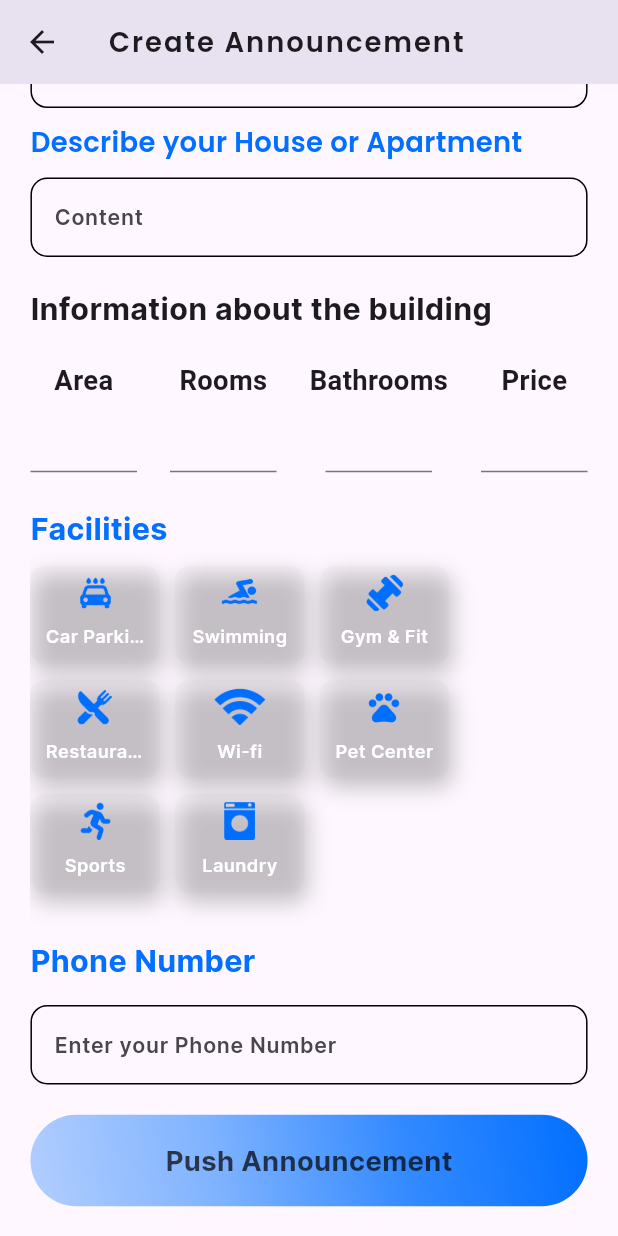
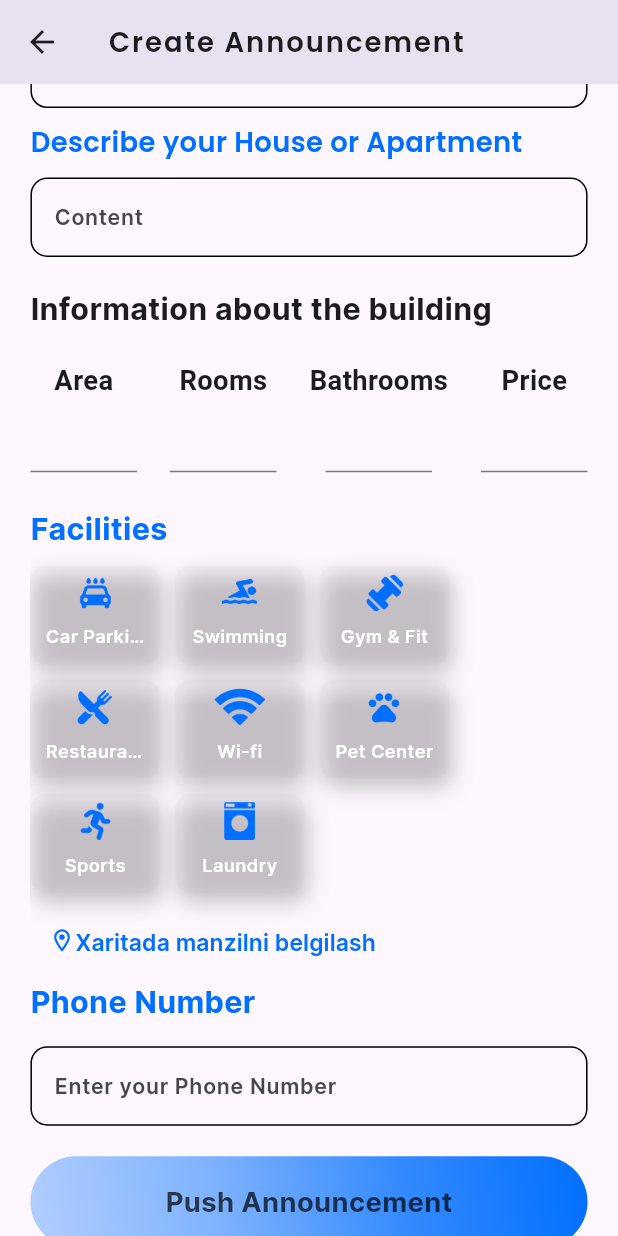
Before and after one commit to Salohiddin0011/home_market, a Flutter app: the DetailPage screen opened directly, scrolled down 377 dp, on a phone screen of 412 x 824 dp. Run offline on Flutter 3.47's test engine with Material 2 defaults, Android fonts, the phone set to English and light mode, and no system bars; our stand-ins replace bloc, carousel_slider, easy_localization, equatable, firebase_auth, firebase_core and 10 more; accounts and stored records are empty.

Commit message:
map_code

```diff
--- a/lib/app.dart
+++ b/lib/app.dart
@@ -42,7 +42,8 @@ class HomeMarketApp extends StatelessWidget {
                   initialData: null,
                   stream: AuthService.auth.authStateChanges(),
                   builder: (context, snapshot) {
-                    if (snapshot.data != null) {
+                    if (snapshot.data != null &&
+                        FirebaseAuth.instance.currentUser!.emailVerified) {
                       return const MainPage();
                     } else {
                       return SignInPage();
--- a/lib/blocs/post/post_event.dart
+++ b/lib/blocs/post/post_event.dart
@@ -15,6 +15,8 @@ class CreatePostEvent extends PostEvent {
   final String price;
   final String rooms;
   final List<File?> gridImages;
+  final String lat;
+  final String long;
 
   const CreatePostEvent({
     required this.title,
@@ -27,6 +29,8 @@ class CreatePostEvent extends PostEvent {
     required this.price,
     required this.rooms,
     required this.gridImages,
+    required this.lat,
+    required this.long,
   });
 
   @override
@@ -41,6 +45,8 @@ class CreatePostEvent extends PostEvent {
         rooms,
         gridImages,
         facilities,
+        lat,
+        long,
       ];
 }
 
@@ -75,9 +81,11 @@ class UpdatePostEvent extends PostEvent {
   final List<File?> gridImages;
   final List<String>? imagesUri;
   final List<String> isLiked;
+  final String lat;
+  final String long;
 
-  const UpdatePostEvent(
-      {required this.title,
+  const UpdatePostEvent({
+    required this.title,
     required this.isLiked,
     required this.content,
     required this.facilities,
@@ -89,7 +97,10 @@ class UpdatePostEvent extends PostEvent {
     required this.rooms,
     required this.postId,
     required this.gridImages,
-      required this.imagesUri});
+    required this.imagesUri,
+    required this.lat,
+    required this.long,
+  });
 
   @override
   List<Object?> get props => [
@@ -106,6 +117,8 @@ class UpdatePostEvent extends PostEvent {
         facilities,
         imagesUri,
         isLiked,
+        lat,
+        long,
       ];
 }
 
@@ -123,6 +136,8 @@ class UpdateLikePostEvent extends PostEvent {
   final String price;
   final String rooms;
   final List<String> gridImages;
+  final String lat;
+  final String long;
 
   const UpdateLikePostEvent({
     required this.title,
@@ -137,6 +152,8 @@ class UpdateLikePostEvent extends PostEvent {
     required this.rooms,
     required this.postId,
     required this.gridImages,
+    required this.lat,
+    required this.long,
   });
 
   @override
@@ -153,6 +170,8 @@ class UpdateLikePostEvent extends PostEvent {
         postId,
         gridImages,
         facilities,
+        lat,
+        long,
       ];
 }
 
--- a/lib/models/post_model.dart
+++ b/lib/models/post_model.dart
@@ -16,6 +16,8 @@ class Post {
   final String bathrooms;
   final bool isApartment;
   List<String> isLiked;
+  final String lat;
+  final String long;
   //! Facilities
   List<Facilities> facilities;
   final bool isMe;
@@ -26,8 +28,8 @@ class Post {
   final String userName;
   // final String long;
   // final String lat;
-  Post({
-    this.isMe = false,
+  Post(
+      {this.isMe = false,
       required this.facilities,
       required this.isLiked,
       required this.id,
@@ -45,14 +47,13 @@ class Post {
       required this.rooms,
       required this.gridImages,
       required this.userName,
-    // required this.lat,
-    // required this.long
-  });
+      required this.lat,
+      required this.long});
 
   factory Post.fromJson(Map<String, Object?> json, {bool isMe = false}) {
     return Post(
-      // long: json['long'] as String,
-      // lat: json['lat'] as String,
+      long: json['long'] as String,
+      lat: json['lat'] as String,
       userName: json['userName'] as String,
       gridImages: (json['gridImages'] as List).map((e) => e as String).toList(),
       id: json['id'] as String,
@@ -99,7 +100,7 @@ class Post {
         "facilities": facilities.map((e) => e.toJson()).toList(),
         "userName": userName,
         "isLiked": isLiked,
-        // "lat": lat,
-        // "long": long
+        "lat": lat,
+        "long": long
       };
 }
--- a/lib/pages/auth_pages/forgot_password_page.dart
+++ b/lib/pages/auth_pages/forgot_password_page.dart
@@ -3,7 +3,6 @@ import 'dart:developer';
 import 'package:firebase_auth/firebase_auth.dart';
 import 'package:flutter/material.dart';
 import 'package:home_market/services/constants/app_colors.dart';
-import 'package:home_market/services/firebase/util_service.dart';
 import 'package:home_market/views/custom_txt_field.dart';
 
 import '../../services/constants/app_str.dart';
--- a/lib/pages/auth_pages/sign_in_page.dart
+++ b/lib/pages/auth_pages/sign_in_page.dart
@@ -38,7 +38,7 @@ class SignInPage extends StatelessWidget {
               ScaffoldMessenger.of(context).showSnackBar(
                 const SnackBar(
                   content: Text(
-                      "Email pochtani tekshiring sizga havola jo'natilgan."),
+                      "Email ro'yxatan o'tmagan yo'ki email tasdiqlanmagan. Iltimos email pochtangizni tekshiring."),
                 ),
               );
             }
--- a/lib/pages/detail_page.dart
+++ b/lib/pages/detail_page.dart
@@ -1,3 +1,4 @@
+import 'dart:developer';
 import 'dart:io';
 
 import 'package:easy_localization/easy_localization.dart';
@@ -17,6 +18,8 @@ import 'package:home_market/views/detail_txt.dart';
 import 'package:home_market/views/facilities_view.dart';
 import 'package:home_market/views/information_view.dart';
 import 'package:image_picker/image_picker.dart';
+
+import 'map/add_map.dart';
 
 class DetailPage extends StatefulWidget {
   final Post? post;
@@ -63,6 +66,8 @@ class _DetailPageState extends State<DetailPage> {
       roomsController = TextEditingController(text: widget.post!.rooms);
       bathRoomsController = TextEditingController(text: widget.post!.bathrooms);
     } else {
+      LatLong.lat = null;
+      LatLong.long = null;
       facilities = [];
       isApartment = false;
       priceController = TextEditingController();
@@ -292,13 +297,19 @@ class _DetailPageState extends State<DetailPage> {
                                 maxLines: 2,
                               ),
                               SizedBox(height: 10.sp),
-                              Text(
+                              GestureDetector(
+                                onTap: () {
+                                  log(LatLong.lat.toString());
+                                  log(LatLong.long.toString());
+                                },
+                                child: Text(
                                   'Describe your House or Apartment'.tr(),
                                   style: TextStyle(
                                       fontSize: 18.sp,
                                       fontWeight: FontWeight.w600,
                                       fontFamily: I18N.poppins,
                                       color: AppColors.ff016FFF),
+                                ),
                               ),
                               SizedBox(height: 10.sp),
                               CustomDetailTextField(
@@ -372,7 +383,38 @@ class _DetailPageState extends State<DetailPage> {
                                     }),
                                 ],
                               ),
-                              SizedBox(height: 30.sp),
+                              const SizedBox(height: 10),
+                              TextButton(
+                                onPressed: () {
+                                  Navigator.push(
+                                    context,
+                                    MaterialPageRoute(
+                                      builder: (context) => const AddMap(),
+                                    ),
+                                  );
+                                },
+                                child: Row(
+                                  mainAxisAlignment: MainAxisAlignment.start,
+                                  crossAxisAlignment: CrossAxisAlignment.start,
+                                  mainAxisSize: MainAxisSize.min,
+                                  children: [
+                                    const Icon(
+                                      Icons.location_on_outlined,
+                                      color: AppColors.ff016FFF,
+                                    ),
+                                    Text(
+                                      "Xaritada manzilni belgilash",
+                                      maxLines: 1,
+                                      overflow: TextOverflow.ellipsis,
+                                      style: TextStyle(
+                                          color: AppColors.ff016FFF,
+                                          fontSize: 15.sp,
+                                          fontWeight: FontWeight.w600,
+                                          fontFamily: I18N.inter),
+                                    ),
+                                  ],
+                                ),
+                              ),
                               Text(
                                 'Phone Number'.tr(),
                                 style: TextStyle(
@@ -417,6 +459,14 @@ class _DetailPageState extends State<DetailPage> {
                                             )));
                                     return;
                                   }
+                                  if (LatLong.lat == null &&
+                                      LatLong.long == null) {
+                                    ScaffoldMessenger.of(context).showSnackBar(
+                                        const SnackBar(
+                                            content: Text(
+                                                "Xaritada manzil belgilanmagan!")));
+                                    return;
+                                  }
                                   String square = '';
                                   String price = '';
                                   int priceNum = 0;
@@ -459,8 +509,9 @@ class _DetailPageState extends State<DetailPage> {
                                   }
 
                                   if (widget.post == null) {
-                                    context.read<PostBloc>().add(
-                                        CreatePostEvent(
+                                    context
+                                        .read<PostBloc>()
+                                        .add(CreatePostEvent(
                                           gridImages: files,
                                           title: titleController.text,
                                           content: contentController.text,
@@ -470,9 +521,12 @@ class _DetailPageState extends State<DetailPage> {
                                           isApartment: isApartment,
                                           phone: phoneCtrl.text,
                                           price: price,
-                                            rooms: roomsController.text));
+                                          rooms: roomsController.text,
+                                          lat: LatLong.lat.toString(),
+                                          long: LatLong.long.toString(),
+                                        ));
                                   } else {
-                                    print("IMAGES = $images");
+                                    log("IMAGES = $images");
                                     context.read<PostBloc>().add(
                                           UpdatePostEvent(
                                             isLiked: widget.post!.isLiked,
@@ -487,7 +541,11 @@ class _DetailPageState extends State<DetailPage> {
                                             isApartment: isApartment,
                                             phone: phoneCtrl.text,
                                             price: price,
-                                            rooms: roomsController.text));
+                                            rooms: roomsController.text,
+                                            lat: widget.post!.lat,
+                                            long: widget.post!.long,
+                                          ),
+                                        );
                                   }
                                 },
                                 child: Container(
--- a/lib/pages/post_info_page.dart
+++ b/lib/pages/post_info_page.dart
@@ -142,6 +142,8 @@ class _InfoPageState extends State<InfoPage> with TickerProviderStateMixin {
                                           rooms: widget.post!.rooms,
                                           postId: widget.post!.id,
                                           gridImages: widget.post!.gridImages,
+                                          lat: widget.post!.lat,
+                                          long: widget.post!.long,
                                         ));
                                   },
                                   child: widget.post!.isLiked.contains(
@@ -221,7 +223,7 @@ class _InfoPageState extends State<InfoPage> with TickerProviderStateMixin {
                   child: BlocBuilder<PostBloc, PostState>(
                       builder: (context, state) {
                     return SingleChildScrollView(
-                      physics: NeverScrollableScrollPhysics(),
+                      physics: const NeverScrollableScrollPhysics(),
                       child: Column(
                         crossAxisAlignment: CrossAxisAlignment.start,
                         mainAxisSize: MainAxisSize.min,
@@ -343,7 +345,7 @@ class _InfoPageState extends State<InfoPage> with TickerProviderStateMixin {
                           ///#TabbarView
                           SizedBox(
                             width: MediaQuery.sizeOf(context).width,
-                            height: MediaQuery.sizeOf(context).height * .7,
+                            height: MediaQuery.sizeOf(context).height,
                             child:
                                 TabBarView(controller: controllerT, children: [
                               ///Description
--- a/lib/services/firebase/db_service.dart
+++ b/lib/services/firebase/db_service.dart
@@ -25,6 +25,8 @@ sealed class DBService {
     required String price,
     required String rooms,
     required List<File?> gridImages,
+    required String lat,
+    required String long,
   }) async {
     try {
       final folder = db.ref(Folder.post);
@@ -32,8 +34,6 @@ sealed class DBService {
       final id = child.key!;
       final userId = AuthService.user.uid;
       final userName = AuthService.user.displayName;
-      // final lat = LatLong.lat;
-      // final long = LatLong.long;
 
       List<String> images = [];
 
@@ -42,8 +42,6 @@ sealed class DBService {
         images.add(image);
       }
       final post = Post(
-          // lat: lat.toString(),
-          // long: long.toString(),
           isLiked: ['isLiked'],
           userName: userName!,
           gridImages: images,
@@ -60,7 +58,9 @@ sealed class DBService {
           isApartment: isApartment,
           phone: phone,
           price: price,
-          rooms: rooms);
+          rooms: rooms,
+          lat: lat,
+          long: long);
       await child.set(post.toJson());
       print("created");
       return true;
@@ -90,8 +90,8 @@ sealed class DBService {
     }
   }
 
-  static Future<bool> updatePost(
-      {required String postId,
+  static Future<bool> updatePost({
+    required String postId,
     required String title,
     required String content,
     required String area,
@@ -103,7 +103,10 @@ sealed class DBService {
     required List<Facilities> facilities,
     required List<String> isLiked,
     required List<File?> gridImages,
-      List<String>? imagesUri}) async {
+    List<String>? imagesUri,
+    required String lat,
+    required String long,
+  }) async {
     try {
       final fbPost = db.ref(Folder.post).child(postId);
       final userId = AuthService.user.uid;
@@ -117,8 +120,8 @@ sealed class DBService {
       // final lat = LatLong.lat;
       // final long = LatLong.long;
       final post = Post(
-          // lat: lat.toString(),
-          // long: long.toString(),
+          lat: lat,
+          long: long,
           userName: userName!,
           isLiked: isLiked,
           gridImages: imagesUri ?? images,
@@ -145,8 +148,8 @@ sealed class DBService {
     }
   }
 
-  static Future<bool> updateLikePost(
-      {required String postId,
+  static Future<bool> updateLikePost({
+    required String postId,
     required String title,
     required String content,
     required String area,
@@ -158,7 +161,10 @@ sealed class DBService {
     required String rooms,
     required List<Facilities> facilities,
     required List<String> gridImages,
-      List<String>? imagesUri}) async {
+    List<String>? imagesUri,
+    required String lat,
+    required String long,
+  }) async {
     try {
       final fbPost = db.ref(Folder.post).child(postId);
       final userId = AuthService.user.uid;
@@ -180,7 +186,10 @@ sealed class DBService {
         isLiked: isLiked,
         phone: phone,
         price: price,
-          rooms: rooms);
+        rooms: rooms,
+        lat: lat,
+        long: long,
+      );
       await fbPost.update(post.toJson());
 
       return true;
--- a/lib/views/info/desc_component.dart
+++ b/lib/views/info/desc_component.dart
@@ -52,7 +52,7 @@ class DescriptionComponent extends StatelessWidget {
               color: hiveDb.isLight ? AppColors.ffffffff : AppColors.ff006EFF,
             ),
           ),
-          Spacer(),
+          const Spacer(),
           Text(
             ammount,
             style: TextStyle(
@@ -71,7 +71,7 @@ class DescriptionComponent extends StatelessWidget {
                 color: hiveDb.isLight
                     ? AppColors.ffffffff
                     : const Color(0xff6B6B6B)),
-          )
+          ),
         ],
       ),
     );
--- a/pubspec.yaml
+++ b/pubspec.yaml
@@ -29,6 +29,7 @@ dependencies:
   carousel_slider: ^4.2.1
   easy_localization: ^3.0.3
   google_maps_flutter: ^2.5.0
+  geolocator: ^9.0.0
   smooth_page_indicator: ^1.1.0
   path: ^1.8.3
 
@@ -47,7 +48,6 @@ flutter:
 
 
   assets:
-    - assets/images/
     - assets/icons/
     - assets/fonts/
     - assets/translations/
```
Also changed, not shown: lib/blocs/post/post_bloc.dart (+8 -1 lines), lib/pages/map/add_map.dart (+4 -12 lines), lib/pages/map/google_map.dart (+6 -7 lines), lib/views/info/description_page.dart (+18 -0 lines), pubspec.lock, 5 other files. Lines whose indentation alone changed are shown as unchanged.
